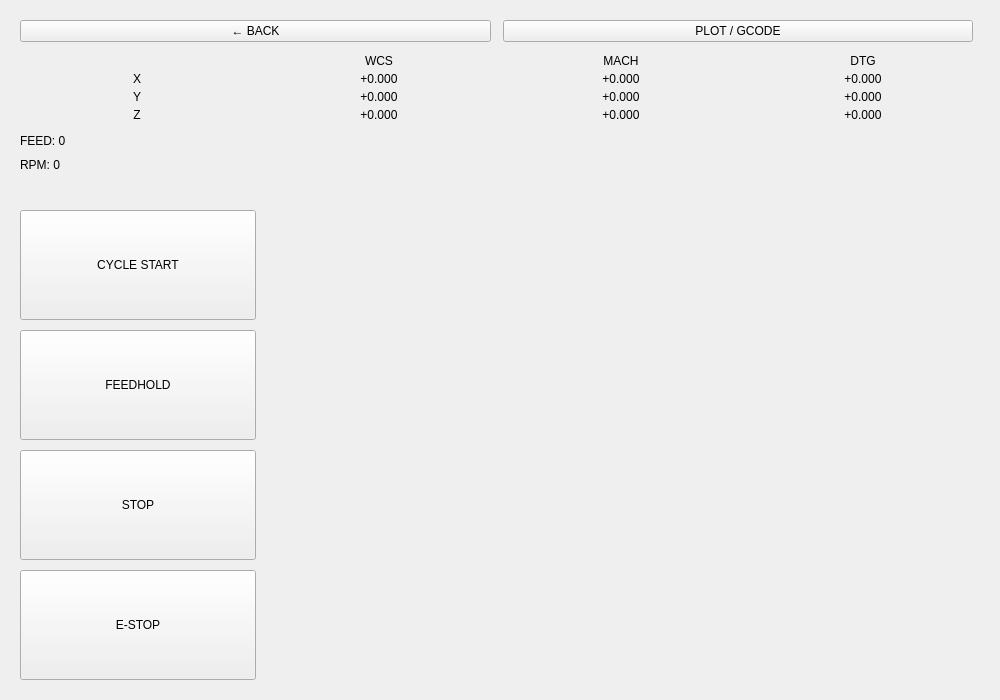
First picture: the form in thorcnc/widgets/simple_view.ui, repository Moshkopp/ThorCNC, before the edit.
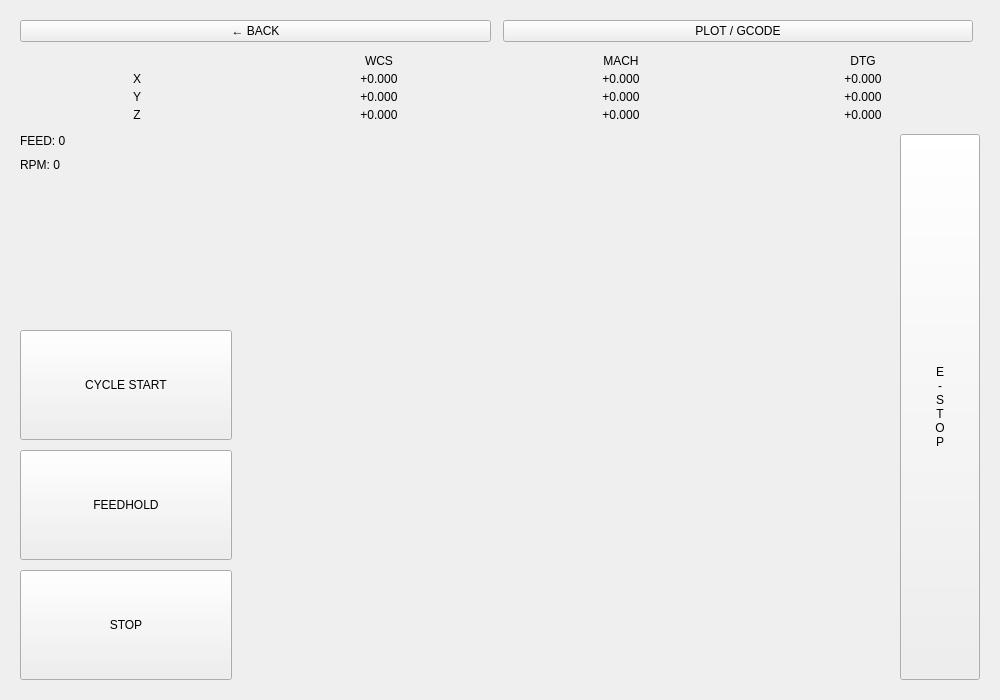
Second picture: the form after the edit.

Diff of the .ui file:
```diff
--- a/thorcnc/widgets/simple_view.ui
+++ b/thorcnc/widgets/simple_view.ui
@@ -98,12 +98,6 @@
          <property name="text"><string>STOP</string></property>
         </widget>
        </item>
-       <item>
-        <widget class="QPushButton" name="btn_simple_estop">
-         <property name="minimumSize"><size><width>0</width><height>110</height></size></property>
-         <property name="text"><string>E-STOP</string></property>
-        </widget>
-       </item>
       </layout>
      </item>
 
@@ -122,6 +116,24 @@
       </widget>
      </item>
 
+     <!-- Right: E-STOP (Vertical) -->
+     <item>
+      <widget class="QPushButton" name="btn_simple_estop">
+       <property name="minimumSize"><size><width>80</width><height>0</height></size></property>
+       <property name="sizePolicy">
+        <sizepolicy hsizetype="Fixed" vsizetype="Expanding">
+         <horstretch>0</horstretch><verstretch>0</verstretch>
+        </sizepolicy>
+       </property>
+       <property name="text"><string>E
+-
+S
+T
+O
+P</string></property>
+      </widget>
+     </item>
+
     </layout>
    </item>
 
```
